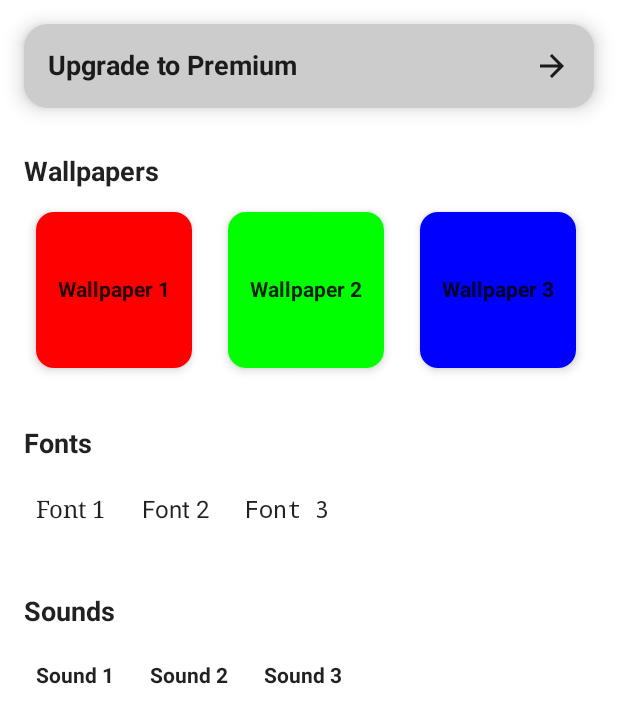
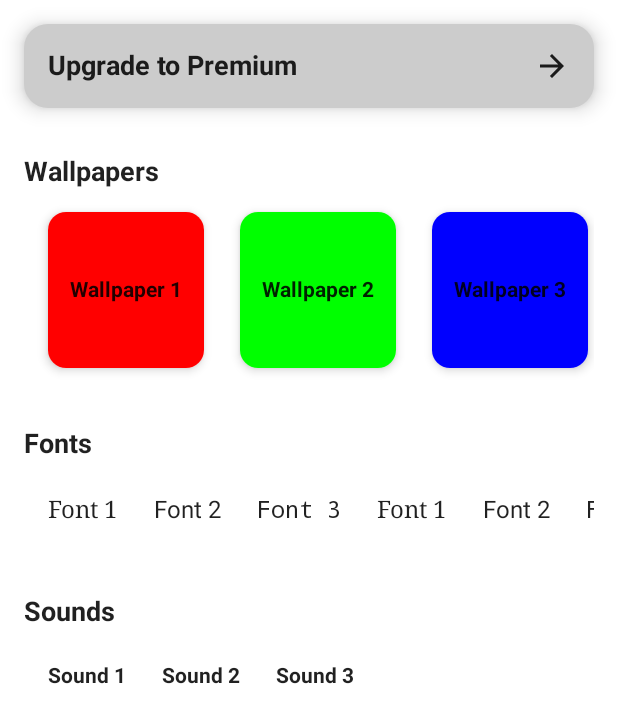
Before and after one commit to Jishan010/InspiroScope, an Android app built with Jetpack Compose: the screen it shows after launch (MainActivity), on a phone screen of 412 x 824 dp. Shown: the top 723 px of the screen. Run offline under Robolectric (Android 15) with nearby library versions, the phone set to English and light mode, and no system bars; our stand-ins replace Dagger/Hilt's generated code; 1 statement that could not run was skipped.

Commit message:
If applied,this commit will update the row with lazyrow composable to make it like recycleview

```diff
--- a/app/src/main/java/com/jishan/inspiroscope/MainActivity.kt
+++ b/app/src/main/java/com/jishan/inspiroscope/MainActivity.kt
@@ -18,7 +18,6 @@ import androidx.compose.ui.text.font.FontFamily
 import androidx.work.ExistingPeriodicWorkPolicy
 import androidx.work.PeriodicWorkRequestBuilder
 import androidx.work.WorkManager
-import com.jishan.inspiroscope.screen.home.HomeScreen
 import com.jishan.inspiroscope.screen.theme.Font
 import com.jishan.inspiroscope.screen.theme.Sound
 import com.jishan.inspiroscope.screen.theme.ThemeScreen
@@ -40,7 +39,7 @@ class MainActivity : ComponentActivity() {
                     modifier = Modifier.fillMaxSize(),
                     color = MaterialTheme.colors.background
                 ) {
-                    //HomeScreen()
+                    // HomeScreen()
                     val wallpapers = listOf(
                         Wallpaper("Wallpaper 1", Color.Red),
                         Wallpaper("Wallpaper 2", Color.Green),
@@ -51,6 +50,9 @@ class MainActivity : ComponentActivity() {
                     )
 
                     val fonts = listOf(
+                        Font("Font 1", FontFamily.Serif),
+                        Font("Font 2", FontFamily.SansSerif),
+                        Font("Font 3", FontFamily.Monospace),
                         Font("Font 1", FontFamily.Serif),
                         Font("Font 2", FontFamily.SansSerif),
                         Font("Font 3", FontFamily.Monospace)
--- a/app/src/main/java/com/jishan/inspiroscope/screen/theme/ThemeScreen.kt
+++ b/app/src/main/java/com/jishan/inspiroscope/screen/theme/ThemeScreen.kt
@@ -5,7 +5,7 @@ import androidx.compose.foundation.background
 import androidx.compose.foundation.layout.Arrangement
 import androidx.compose.foundation.layout.Box
 import androidx.compose.foundation.layout.Column
-import androidx.compose.foundation.layout.IntrinsicSize
+import androidx.compose.foundation.layout.PaddingValues
 import androidx.compose.foundation.layout.Row
 import androidx.compose.foundation.layout.Spacer
 import androidx.compose.foundation.layout.fillMaxWidth
@@ -13,6 +13,7 @@ import androidx.compose.foundation.layout.height
 import androidx.compose.foundation.layout.padding
 import androidx.compose.foundation.layout.size
 import androidx.compose.foundation.lazy.LazyColumn
+import androidx.compose.foundation.lazy.LazyRow
 import androidx.compose.foundation.lazy.items
 import androidx.compose.foundation.shape.CircleShape
 import androidx.compose.foundation.shape.RoundedCornerShape
@@ -131,13 +132,13 @@ fun <T> HorizontalList(title: String, items: List<T>, itemContent: @Composable (
     Column(modifier = Modifier.padding(16.dp)) {
         Text(title, fontSize = 18.sp, fontWeight = FontWeight.Bold)
         Spacer(modifier = Modifier.height(8.dp))
-        Row(
-            modifier = Modifier
-                .fillMaxWidth()
-                .height(IntrinsicSize.Min),
+
+        LazyRow(
+            modifier = Modifier.fillMaxWidth(),
+            contentPadding = PaddingValues(horizontal = 8.dp),
             horizontalArrangement = Arrangement.spacedBy(8.dp)
         ) {
-            items.forEach { item ->
+            items(items) { item ->
                 itemContent(item)
             }
         }
```
